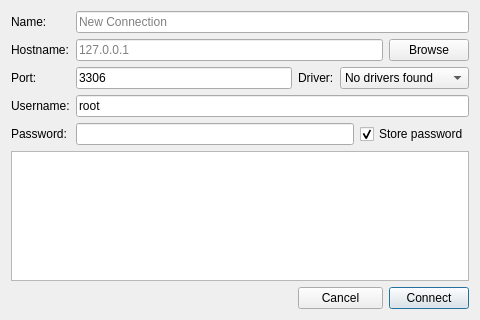
This is ui/dialogs/NewConnection.ui in daqt/daqt as Qt 5 draws it before an edit. The edited form follows.
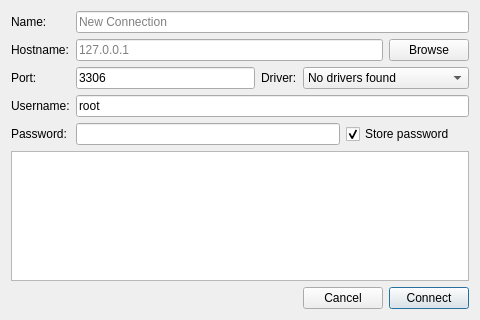
This is the edited form.

```diff
--- a/ui/dialogs/NewConnection.ui
+++ b/ui/dialogs/NewConnection.ui
@@ -162,13 +162,6 @@
      </property>
     </widget>
    </item>
-   <item row="8" column="2" colspan="3">
-    <widget class="QPushButton" name="buttonCancel">
-     <property name="text">
-      <string>Cancel</string>
-     </property>
-    </widget>
-   </item>
    <item row="8" column="5">
     <widget class="QPushButton" name="buttonConnect">
      <property name="text">
@@ -193,6 +186,13 @@
      </property>
     </widget>
    </item>
+   <item row="8" column="3" colspan="2">
+    <widget class="QPushButton" name="buttonCancel">
+     <property name="text">
+      <string>Cancel</string>
+     </property>
+    </widget>
+   </item>
   </layout>
  </widget>
  <tabstops>
```
